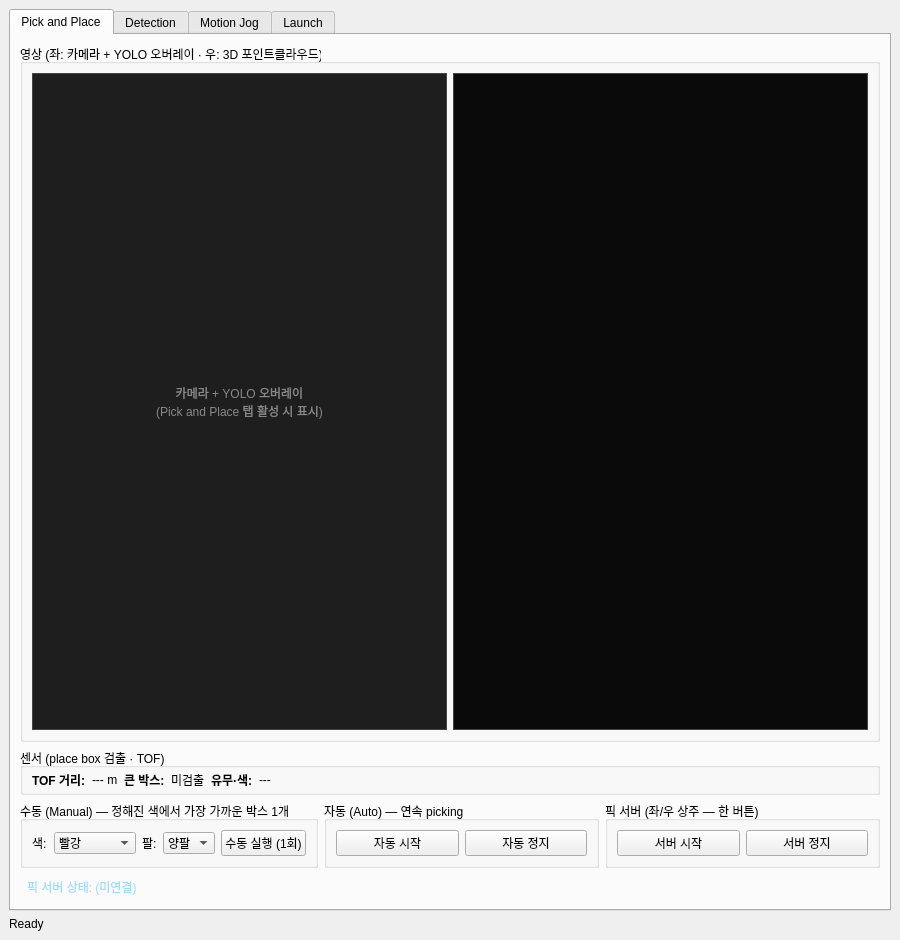
kuks2309/TR-Works-A2, file openarmx_ws/src/pick_and_place/ptp/openarmx_ptp_ui/ui/ptp_pnp_ui.ui: the form before one commit.
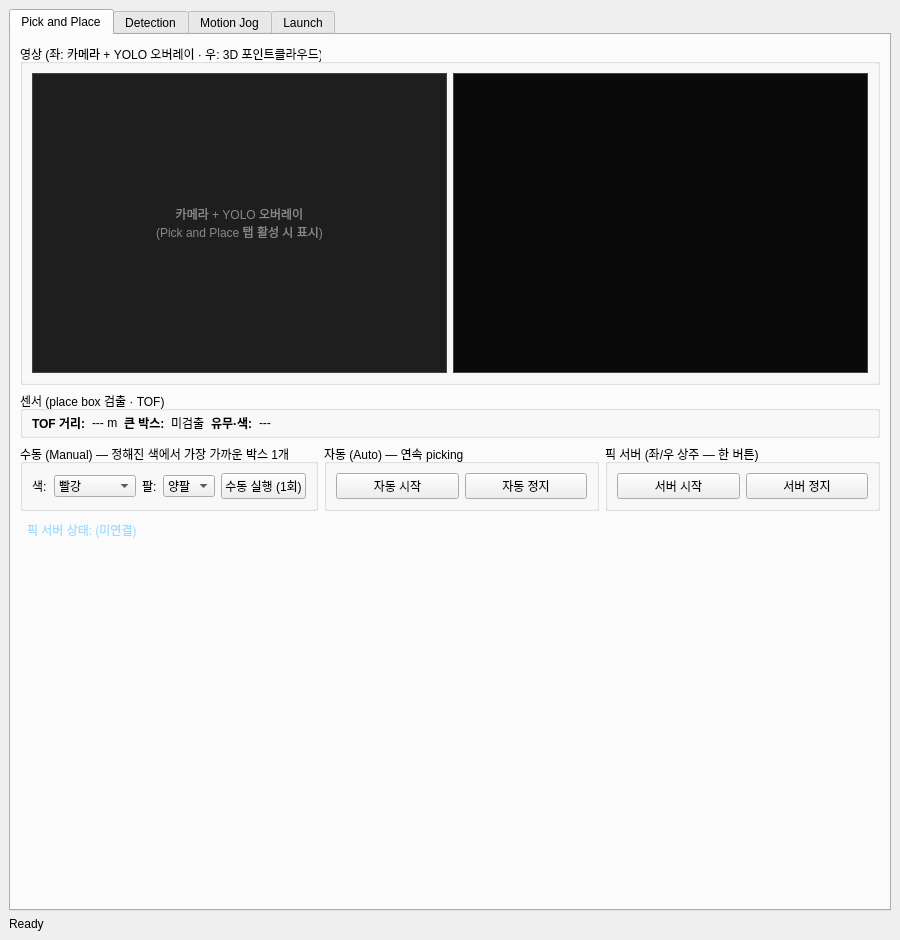
The form after the commit.

Commit message: fix(ptp_ui): 두 탭(Detection·Pick and Place) 영상 영역 크기 동일화 (고정 300px)

```diff
--- a/openarmx_ws/src/pick_and_place/ptp/openarmx_ptp_ui/ui/ptp_pnp_ui.ui
+++ b/openarmx_ws/src/pick_and_place/ptp/openarmx_ptp_ui/ui/ptp_pnp_ui.ui
@@ -35,7 +35,7 @@
            <item>
             <widget class="QLabel" name="imgCamPnp">
              <property name="sizePolicy">
-              <sizepolicy hsizetype="Ignored" vsizetype="Expanding">
+              <sizepolicy hsizetype="Ignored" vsizetype="Fixed">
                <horstretch>1</horstretch>
                <verstretch>0</verstretch>
               </sizepolicy>
@@ -46,6 +46,12 @@
                <height>300</height>
               </size>
              </property>
+             <property name="maximumSize">
+              <size>
+               <width>16777215</width>
+               <height>300</height>
+              </size>
+             </property>
              <property name="alignment">
               <set>Qt::AlignCenter</set>
              </property>
@@ -61,7 +67,7 @@
            <item>
             <widget class="QWidget" name="cloudHolderPnp" native="true">
              <property name="sizePolicy">
-              <sizepolicy hsizetype="Ignored" vsizetype="Expanding">
+              <sizepolicy hsizetype="Ignored" vsizetype="Fixed">
                <horstretch>1</horstretch>
                <verstretch>0</verstretch>
               </sizepolicy>
@@ -72,6 +78,12 @@
                <height>300</height>
               </size>
              </property>
+             <property name="maximumSize">
+              <size>
+               <width>16777215</width>
+               <height>300</height>
+              </size>
+             </property>
              <property name="styleSheet">
               <string>background:#0a0a0a; border:1px solid #444;</string>
              </property>
@@ -319,6 +331,19 @@
           </property>
          </widget>
         </item>
+        <item>
+         <spacer name="pnpBottomSpacer">
+          <property name="orientation">
+           <enum>Qt::Vertical</enum>
+          </property>
+          <property name="sizeHint" stdset="0">
+           <size>
+            <width>20</width>
+            <height>40</height>
+           </size>
+          </property>
+         </spacer>
+        </item>
        </layout>
       </widget>
       <!-- ================= TAB 2: Detection (영상 + AlignToBoxes) ================= -->
```
Left out of the diff: 16 changed lines with no effect on the pictures.
